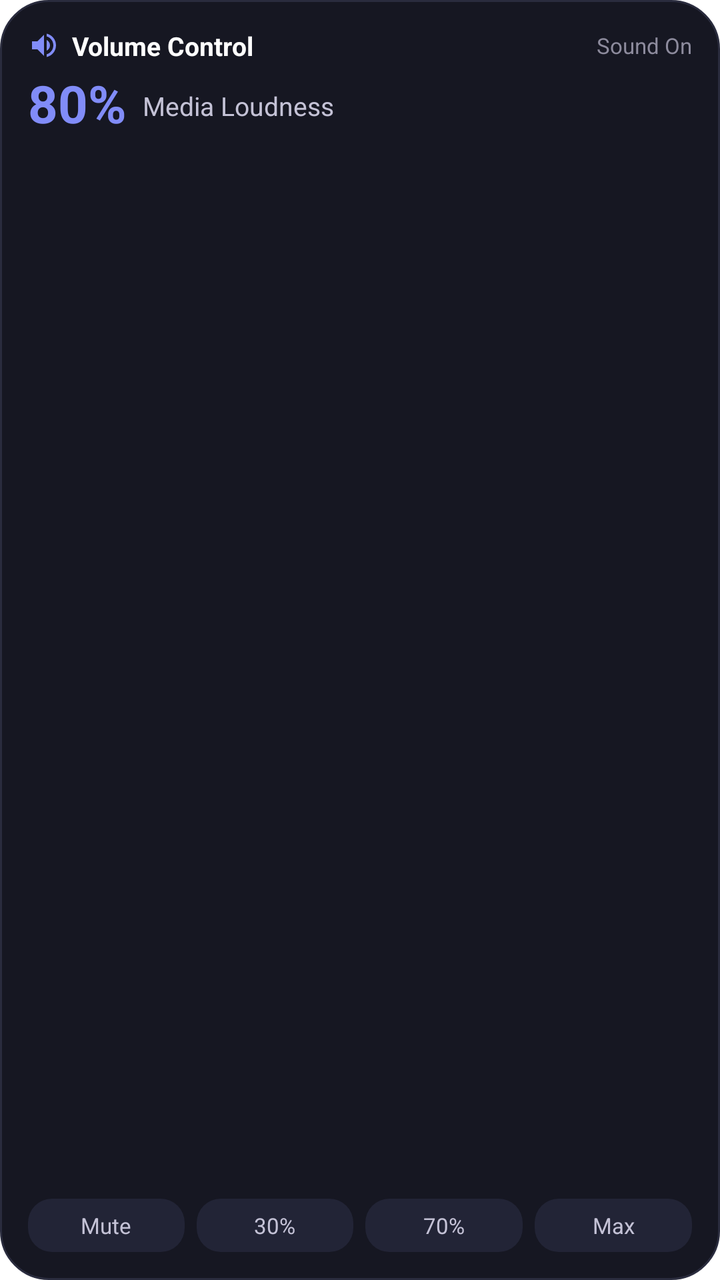
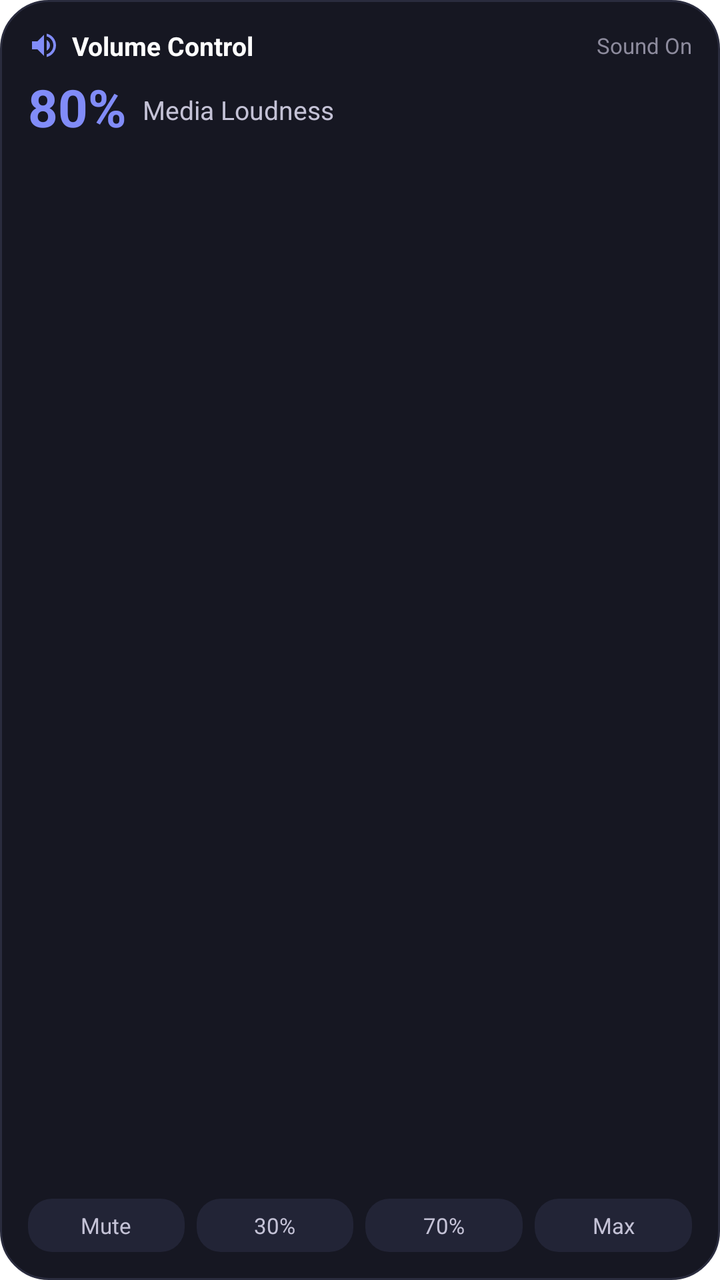

Compare the two renders of this Android layout. The source of the first and the diff that turns it into the second are given below.
<!-- AndroidManifest.xml: fallback theme Theme.MaterialComponents.DayNight.NoActionBar -->
<!-- res/layout/widget_volume.xml -->
<?xml version="1.0" encoding="utf-8"?>
<LinearLayout xmlns:android="http://schemas.android.com/apk/res/android"
    android:id="@+id/widget_root"
    android:layout_width="match_parent"
    android:layout_height="match_parent"
    android:orientation="vertical"
    android:background="@drawable/widget_bg_dark"
    android:padding="14dp">

    
    <LinearLayout
        android:layout_width="match_parent"
        android:layout_height="wrap_content"
        android:orientation="horizontal"
        android:gravity="center_vertical">

        <ImageView
            android:layout_width="16dp"
            android:layout_height="16dp"
            android:src="@drawable/ic_widget_volume"
            android:contentDescription="Volume" />

        <TextView
            android:layout_width="wrap_content"
            android:layout_height="wrap_content"
            android:layout_marginStart="6dp"
            android:textColor="#FFFFFF"
            android:textSize="13sp"
            android:textStyle="bold"
            android:text="Volume Control" />

        <View
            android:layout_width="0dp"
            android:layout_height="1dp"
            android:layout_weight="1" />

        <TextView
            android:id="@+id/widget_volume_mode"
            android:layout_width="wrap_content"
            android:layout_height="wrap_content"
            android:textColor="#8D8B9D"
            android:textSize="11sp"
            android:text="Sound On" />
    </LinearLayout>

    <View
        android:layout_width="match_parent"
        android:layout_height="6dp" />

    
    <LinearLayout
        android:layout_width="match_parent"
        android:layout_height="wrap_content"
        android:orientation="horizontal"
        android:gravity="center_vertical">

        <TextView
            android:id="@+id/widget_volume_percent"
            android:layout_width="wrap_content"
            android:layout_height="wrap_content"
            android:textColor="#818CF8"
            android:textSize="26sp"
            android:textStyle="bold"
            android:includeFontPadding="false"
            android:text="80%" />

        <TextView
            android:id="@+id/widget_volume_stream_label"
            android:layout_width="wrap_content"
            android:layout_height="wrap_content"
            android:layout_marginStart="8dp"
            android:textColor="#C4C2D6"
            android:textSize="13sp"
            android:text="Media Loudness" />
    </LinearLayout>

    <View
        android:layout_width="match_parent"
        android:layout_height="0dp"
        android:layout_weight="1" />

    
    <LinearLayout
        android:layout_width="match_parent"
        android:layout_height="wrap_content"
        android:orientation="horizontal">

        <TextView
            android:layout_width="0dp"
            android:layout_height="wrap_content"
            android:layout_weight="1"
            android:background="@drawable/widget_tile_bg"
            android:textColor="#C4C2D6"
            android:textSize="11sp"
            android:gravity="center"
            android:paddingVertical="6dp"
            android:layout_marginEnd="3dp"
            android:text="Mute" />

        <TextView
            android:layout_width="0dp"
            android:layout_height="wrap_content"
            android:layout_weight="1"
            android:background="@drawable/widget_tile_bg"
            android:textColor="#C4C2D6"
            android:textSize="11sp"
            android:gravity="center"
            android:paddingVertical="6dp"
            android:layout_marginHorizontal="3dp"
            android:text="30%" />

        <TextView
            android:layout_width="0dp"
            android:layout_height="wrap_content"
            android:layout_weight="1"
            android:background="@drawable/widget_tile_bg"
            android:textColor="#C4C2D6"
            android:textSize="11sp"
            android:gravity="center"
            android:paddingVertical="6dp"
            android:layout_marginHorizontal="3dp"
            android:text="70%" />

        <TextView
            android:layout_width="0dp"
            android:layout_height="wrap_content"
            android:layout_weight="1"
            android:background="@drawable/widget_tile_bg"
            android:textColor="#C4C2D6"
            android:textSize="11sp"
            android:gravity="center"
            android:paddingVertical="6dp"
            android:layout_marginStart="3dp"
            android:text="Max" />
    </LinearLayout>
</LinearLayout>
<!-- resources referenced by this layout -->
<resources>
  <!-- drawable ic_widget_volume (drawable) -->
  <?xml version="1.0" encoding="utf-8"?>
  <vector xmlns:android="http://schemas.android.com/apk/res/android"
      android:width="20dp"
      android:height="20dp"
      android:viewportWidth="24"
      android:viewportHeight="24">
      <path
          android:fillColor="#818CF8"
          android:pathData="M3,9v6h4l5,5V4L7,9H3zm13.5,3c0,-1.77 -1.02,-3.29 -2.5,-4.03v8.05c1.48,-0.73 2.5,-2.25 2.5,-4.02zM14,3.23v2.06c2.89,0.86 5,3.54 5,6.71s-2.11,5.85 -5,6.71v2.06c4.01,-0.91 7,-4.49 7,-8.77s-2.99,-7.86 -7,-8.77z" />
  </vector>
  <!-- drawable widget_bg_dark (drawable) -->
  <?xml version="1.0" encoding="utf-8"?>
  <shape xmlns:android="http://schemas.android.com/apk/res/android"
      android:shape="rectangle">
      <solid android:color="#161722" />
      <corners android:radius="24dp" />
      <stroke
          android:width="1dp"
          android:color="#2A2C3E" />
  </shape>
  <!-- drawable widget_tile_bg (drawable) -->
  <?xml version="1.0" encoding="utf-8"?>
  <shape xmlns:android="http://schemas.android.com/apk/res/android"
      android:shape="rectangle">
      <solid android:color="#222436" />
      <corners android:radius="12dp" />
  </shape>
</resources>

<!-- the commit's change to res/layout/widget_volume.xml (unified diff, before → after) -->
@@ -21,18 +21,14 @@
             android:contentDescription="Volume" />
 
         <TextView
-            android:layout_width="wrap_content"
+            android:layout_width="0dp"
             android:layout_height="wrap_content"
+            android:layout_weight="1"
             android:layout_marginStart="6dp"
             android:textColor="#FFFFFF"
             android:textSize="13sp"
             android:textStyle="bold"
             android:text="Volume Control" />
-
-        <View
-            android:layout_width="0dp"
-            android:layout_height="1dp"
-            android:layout_weight="1" />
 
         <TextView
             android:id="@+id/widget_volume_mode"
@@ -43,14 +39,11 @@
             android:text="Sound On" />
     </LinearLayout>
 
-    <View
-        android:layout_width="match_parent"
-        android:layout_height="6dp" />
-
     
     <LinearLayout
         android:layout_width="match_parent"
         android:layout_height="wrap_content"
+        android:layout_marginTop="8dp"
         android:orientation="horizontal"
         android:gravity="center_vertical">
 
@@ -74,7 +67,8 @@
             android:text="Media Loudness" />
     </LinearLayout>
 
-    <View
+    
+    <FrameLayout
         android:layout_width="match_parent"
         android:layout_height="0dp"
         android:layout_weight="1" />
@@ -86,6 +80,7 @@
         android:orientation="horizontal">
 
         <TextView
+            android:id="@+id/widget_volume_preset_mute"
             android:layout_width="0dp"
             android:layout_height="wrap_content"
             android:layout_weight="1"
@@ -93,11 +88,13 @@
             android:textColor="#C4C2D6"
             android:textSize="11sp"
             android:gravity="center"
-            android:paddingVertical="6dp"
+            android:paddingTop="6dp"
+            android:paddingBottom="6dp"
             android:layout_marginEnd="3dp"
             android:text="Mute" />
 
         <TextView
+            android:id="@+id/widget_volume_preset_30"
             android:layout_width="0dp"
             android:layout_height="wrap_content"
             android:layout_weight="1"
@@ -105,11 +102,14 @@
             android:textColor="#C4C2D6"
             android:textSize="11sp"
             android:gravity="center"
-            android:paddingVertical="6dp"
-            android:layout_marginHorizontal="3dp"
+            android:paddingTop="6dp"
+            android:paddingBottom="6dp"
+            android:layout_marginStart="3dp"
+            android:layout_marginEnd="3dp"
             android:text="30%" />
 
         <TextView
+            android:id="@+id/widget_volume_preset_70"
             android:layout_width="0dp"
             android:layout_height="wrap_content"
             android:layout_weight="1"
@@ -117,11 +117,14 @@
             android:textColor="#C4C2D6"
             android:textSize="11sp"
             android:gravity="center"
-            android:paddingVertical="6dp"
-            android:layout_marginHorizontal="3dp"
+            android:paddingTop="6dp"
+            android:paddingBottom="6dp"
+            android:layout_marginStart="3dp"
+            android:layout_marginEnd="3dp"
             android:text="70%" />
 
         <TextView
+            android:id="@+id/widget_volume_preset_100"
             android:layout_width="0dp"
             android:layout_height="wrap_content"
             android:layout_weight="1"
@@ -129,7 +132,8 @@
             android:textColor="#C4C2D6"
             android:textSize="11sp"
             android:gravity="center"
-            android:paddingVertical="6dp"
+            android:paddingTop="6dp"
+            android:paddingBottom="6dp"
             android:layout_marginStart="3dp"
             android:text="Max" />
     </LinearLayout>
